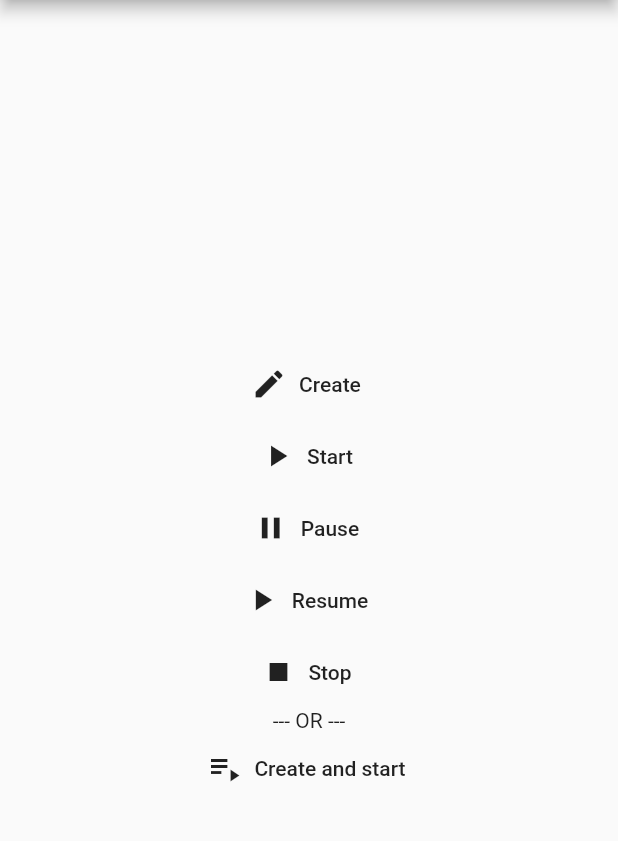
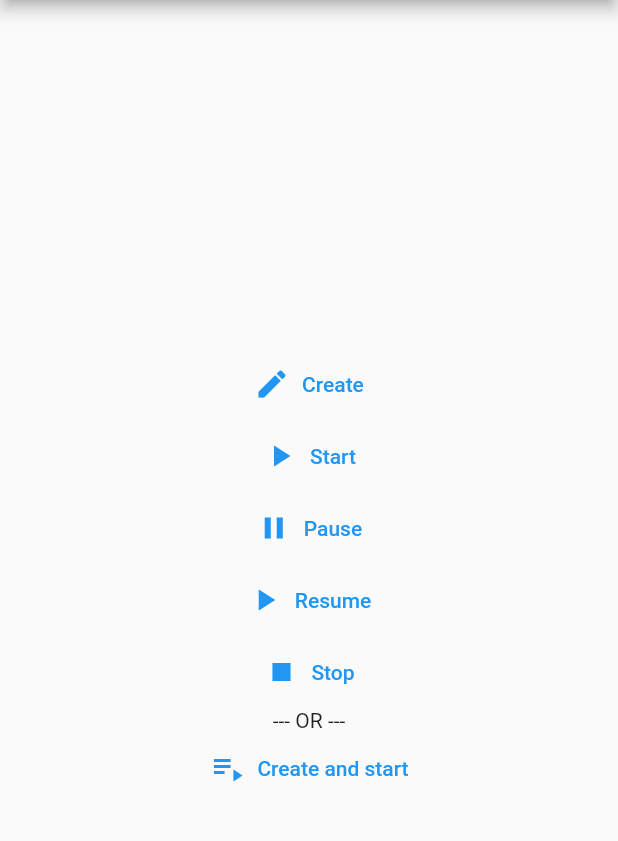
Before and after one commit to thongdn-it/isolate_flutter, a Flutter app: the screen it shows after launch, on a phone screen of 412 x 824 dp, the part 84-925 px from its top. Run offline on Flutter 3.47's test engine with Material 2 defaults, Android fonts, the phone set to English and light mode, and no system bars.

Commit message:
Publish isolate_flutter version 2.0.0 Support null-safety

```diff
--- a/isolate_flutter/example/lib/main.dart
+++ b/isolate_flutter/example/lib/main.dart
@@ -22,14 +22,16 @@ class MyApp extends StatelessWidget {
 }
 
 class MyHomePage extends StatefulWidget {
-  MyHomePage({Key key, this.title}) : super(key: key);
   final String title;
+
+  MyHomePage({Key? key, required this.title}) : super(key: key);
+
   @override
   _MyHomePageState createState() => _MyHomePageState();
 }
 
 class _MyHomePageState extends State<MyHomePage> {
-  IsolateFlutter _isolateFlutter;
+  IsolateFlutter? _isolateFlutter;
 
   @override
   Widget build(BuildContext context) {
@@ -41,33 +43,33 @@ class _MyHomePageState extends State<MyHomePage> {
         child: Column(
           mainAxisAlignment: MainAxisAlignment.center,
           children: <Widget>[
-            FlatButton.icon(
+            TextButton.icon(
               label: Text('Create'),
               icon: Icon(Icons.create),
               onPressed: _onCreate,
             ),
-            FlatButton.icon(
+            TextButton.icon(
               label: Text('Start'),
               icon: Icon(Icons.play_arrow),
               onPressed: _onStart,
             ),
-            FlatButton.icon(
+            TextButton.icon(
               label: Text('Pause'),
               icon: Icon(Icons.pause),
               onPressed: _onPause,
             ),
-            FlatButton.icon(
+            TextButton.icon(
               label: Text('Resume'),
               icon: Icon(Icons.play_arrow),
               onPressed: _onResume,
             ),
-            FlatButton.icon(
+            TextButton.icon(
               label: Text('Stop'),
               icon: Icon(Icons.stop),
               onPressed: _onStop,
             ),
             Text('--- OR ---'),
-            FlatButton.icon(
+            TextButton.icon(
               label: Text('Create and start'),
               icon: Icon(Icons.playlist_play),
               onPressed: _onCreateAndStart,
@@ -106,12 +108,14 @@ class _MyHomePageState extends State<MyHomePage> {
 
   void _onCreateAndStart() async {
     print('Create And Start Isolate');
-    final _value = await IsolateFlutter.createAndStart(_testFunction, 'Hello World');
+    final _value =
+        await IsolateFlutter.createAndStart(_testFunction, 'Hello World');
     print(_value);
   }
 
   static Future<String> _testFunction(String message) async {
-    Timer.periodic(Duration(seconds: 1), (timer) => print('$message - ${timer.tick}'));
+    Timer.periodic(
+        Duration(seconds: 1), (timer) => print('$message - ${timer.tick}'));
     await Future.delayed(Duration(seconds: 30));
     return '_testFunction finish';
   }
--- a/isolate_flutter/example/pubspec.yaml
+++ b/isolate_flutter/example/pubspec.yaml
@@ -4,7 +4,7 @@ publish_to: 'none'
 version: 1.0.0
 
 environment:
-  sdk: ">=2.7.0 <3.0.0"
+  sdk: ">=2.12.0 <3.0.0"
 
 dependencies:
   flutter:
--- a/isolate_flutter/lib/src/isolate_flutter.dart
+++ b/isolate_flutter/lib/src/isolate_flutter.dart
@@ -12,13 +12,13 @@ import 'package:isolate_flutter/src/isolate_flutter_configuration.dart';
 ///
 /// You can create multiple isolate and manager it like start, pause, resume, stop.
 class IsolateFlutter {
-  IsolateFlutterStatus _status;
+  IsolateFlutterStatus? _status;
 
-  Isolate _isolate;
+  Isolate? _isolate;
 
-  ReceivePort _resultPort, _exitPort, _errorPort;
+  ReceivePort? _resultPort, _exitPort, _errorPort;
 
-  Completer _completer;
+  late Completer _completer;
 
   IsolateFlutter._();
 
@@ -36,7 +36,9 @@ class IsolateFlutter {
   ///
   /// The `debugLabel` argument can be specified to provide a name to add to the [Timeline].
   /// This is useful when in debuggers and logging.
-  static Future<IsolateFlutter> create<Q, R>(ComputeCallback<Q, R> callback, Q message, {String debugLabel}) async {
+  static Future<IsolateFlutter?> create<Q, R>(
+      ComputeCallback<Q, R> callback, Q message,
+      {String? debugLabel}) async {
     final _isolateFlutter = IsolateFlutter._();
 
     if (_isolateFlutter._status != null) {
@@ -44,7 +46,8 @@ class IsolateFlutter {
       return null;
     }
 
-    final _debugLabel = debugLabel ?? 'IsolateFlutter_${_isolateFlutter.hashCode}';
+    final _debugLabel =
+        debugLabel ?? 'IsolateFlutter_${_isolateFlutter.hashCode}';
 
     // Create ReceivePort
     _isolateFlutter._resultPort = ReceivePort();
@@ -60,32 +63,32 @@ class IsolateFlutter {
       IsolateFlutterConfiguration<Q, FutureOr<R>>(
         callback,
         message,
-        _isolateFlutter._resultPort.sendPort,
+        _isolateFlutter._resultPort!.sendPort,
         _debugLabel,
       ),
-      onError: _isolateFlutter._errorPort.sendPort,
-      onExit: _isolateFlutter._exitPort.sendPort,
+      onError: _isolateFlutter._errorPort?.sendPort,
+      onExit: _isolateFlutter._exitPort?.sendPort,
       debugName: _debugLabel,
       paused: true,
     );
 
     // create listen
-    _isolateFlutter._errorPort.listen((dynamic errorData) {
+    _isolateFlutter._errorPort?.listen((dynamic errorData) {
       if (!_isolateFlutter._completer.isCompleted) {
         _isolateFlutter._completer.completeError(errorData);
         _isolateFlutter.stop();
       }
     });
 
-    _isolateFlutter._exitPort.listen((dynamic exitData) {
+    _isolateFlutter._exitPort?.listen((dynamic exitData) {
       if (!_isolateFlutter._completer.isCompleted) {
-        _isolateFlutter._completer
-            .completeError(Exception('IsolateFlutter -> Isolate exited without result or error.'));
+        _isolateFlutter._completer.completeError(Exception(
+            'IsolateFlutter -> Isolate exited without result or error.'));
         _isolateFlutter.stop();
       }
     });
 
-    _isolateFlutter._resultPort.listen((dynamic resultData) {
+    _isolateFlutter._resultPort?.listen((dynamic resultData) {
       assert(resultData == null || resultData is R);
       if (!_isolateFlutter._completer.isCompleted) {
         _isolateFlutter._completer.complete(resultData as R);
@@ -112,8 +115,11 @@ class IsolateFlutter {
   ///
   /// The `debugLabel` argument can be specified to provide a name to add to the [Timeline].
   /// This is useful when in debuggers and logging.
-  static Future<R> createAndStart<Q, R>(ComputeCallback<Q, R> callback, Q message, {String debugLabel}) async {
-    final _isolateFlutter = await IsolateFlutter.create(callback, message, debugLabel: debugLabel);
+  static Future<R?> createAndStart<Q, R>(
+      ComputeCallback<Q, R> callback, Q message,
+      {String? debugLabel}) async {
+    final _isolateFlutter =
+        await IsolateFlutter.create(callback, message, debugLabel: debugLabel);
     if (_isolateFlutter != null) {
       return _isolateFlutter.start();
     } else {
@@ -133,14 +139,14 @@ class IsolateFlutter {
   /// Pause the current isolate
   void pause() {
     _status = IsolateFlutterStatus.Paused;
-    _isolate.pause(_isolate?.pauseCapability);
+    _isolate?.pause(_isolate?.pauseCapability);
   }
 
   /// Resume the current isolate
   void resume() {
     if (_isolate?.pauseCapability != null) {
       _status = IsolateFlutterStatus.Running;
-      _isolate.resume(_isolate.pauseCapability);
+      _isolate?.resume(_isolate!.pauseCapability!);
     }
   }
 
@@ -161,11 +167,14 @@ class IsolateFlutter {
 
   bool get isRunning => _status == IsolateFlutterStatus.Running;
   bool get isPaused => _status == IsolateFlutterStatus.Paused;
-  bool get isStopped => _status == null || _status == IsolateFlutterStatus.Stopped;
+  bool get isStopped =>
+      _status == null || _status == IsolateFlutterStatus.Stopped;
 }
 
-Future<void> _spawn<Q, R>(IsolateFlutterConfiguration<Q, FutureOr<R>> configuration) async {
-  final FutureOr<R> applicationResult = await (configuration.apply() as FutureOr<R>);
+Future<void> _spawn<Q, R>(
+    IsolateFlutterConfiguration<Q, FutureOr<R>> configuration) async {
+  final FutureOr<R> applicationResult =
+      await (configuration.apply() as FutureOr<R>);
   final result = await applicationResult;
   configuration.resultPort.send(result);
 }
--- a/isolate_flutter/lib/src/isolate_flutter_configuration.dart
+++ b/isolate_flutter/lib/src/isolate_flutter_configuration.dart
@@ -8,7 +8,7 @@ class IsolateFlutterConfiguration<Q, R> {
   final ComputeCallback<Q, R> callback;
   final Q message;
   final SendPort resultPort;
-  final String debugLabel;
+  final String? debugLabel;
 
   IsolateFlutterConfiguration(
     this.callback,
--- a/isolate_flutter/pubspec.yaml
+++ b/isolate_flutter/pubspec.yaml
@@ -1,11 +1,11 @@
 name: isolate_flutter
 description: IsolateFlutter provides a way to launch 'dart:isolate' library in Flutter (iOS and Android).
-version: 1.0.0
+version: 2.0.0
 homepage: https://github.com/thongdn-it/isolate_flutter/tree/master/isolate_flutter
 repository: https://github.com/thongdn-it/isolate_flutter/tree/master/isolate_flutter
 
 environment:
-  sdk: ">=2.7.0 <3.0.0"
+  sdk: ">=2.12.0 <3.0.0"
 
 dependencies:
   flutter:
```
Also changed, not shown: isolate_flutter/example/pubspec.lock, isolate_flutter/pubspec.lock, 1 other file.
